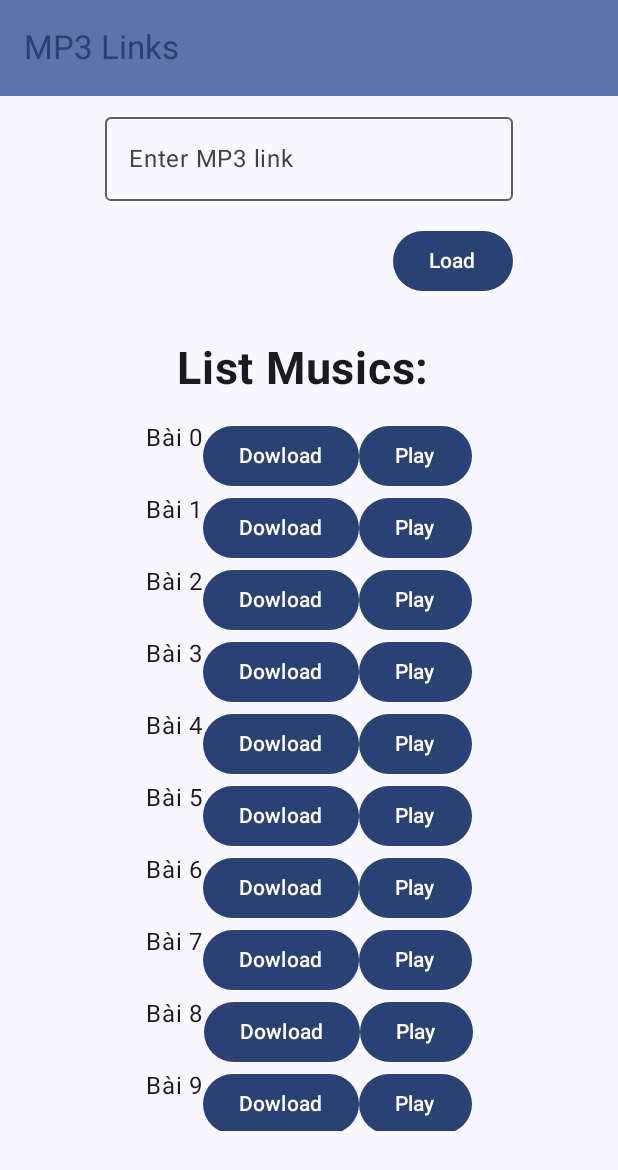
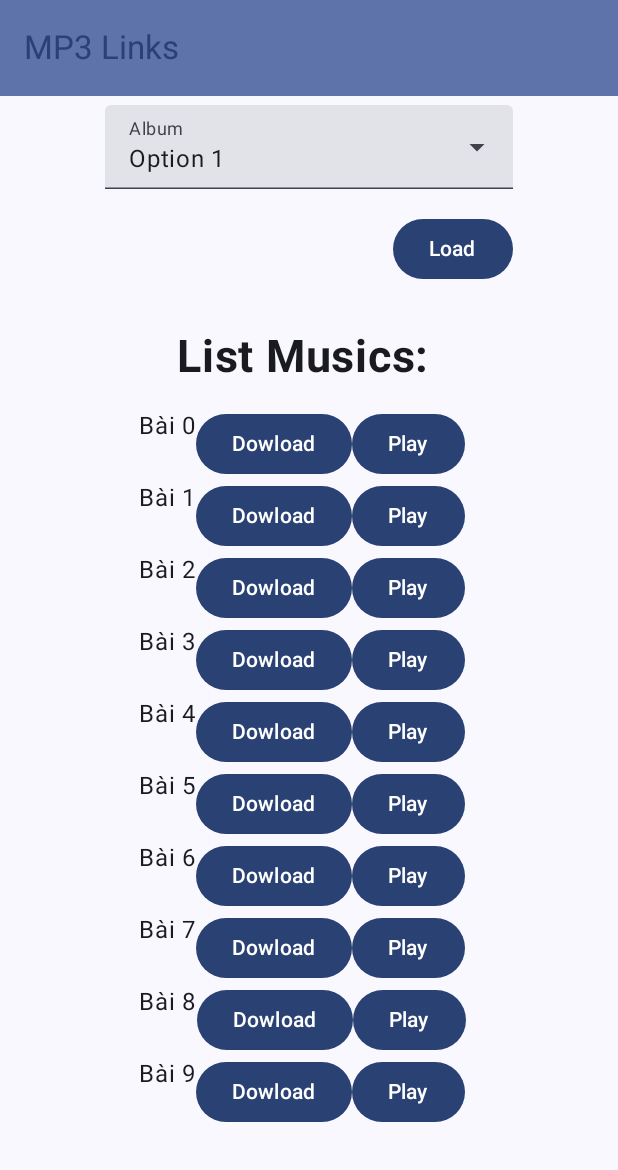
Before and after one commit to nguyenthanhhungdev/Mp3Link, an Android app built with Jetpack Compose: the @Preview function GreetingPreview, on a phone screen of 412 x 824 dp. Shown: the top 1170 px of the screen. Run offline under Robolectric (Android 15) with nearby library versions, the phone set to English and light mode, and no system bars.

Commit message:
Update Giao Diện

```diff
--- a/app/src/main/java/com/example/mp3links/MainActivity.kt
+++ b/app/src/main/java/com/example/mp3links/MainActivity.kt
@@ -1,33 +1,23 @@
 package com.example.mp3links
 
-import android.content.ClipData.Item
 import android.os.Bundle
 import androidx.activity.ComponentActivity
 import androidx.activity.compose.setContent
-import androidx.compose.foundation.layout.Arrangement
+import androidx.compose.foundation.layout.Box
 import androidx.compose.foundation.layout.Column
-import androidx.compose.foundation.layout.PaddingValues
 import androidx.compose.foundation.layout.Row
 import androidx.compose.foundation.layout.Spacer
-import androidx.compose.foundation.layout.fillMaxHeight
 import androidx.compose.foundation.layout.fillMaxSize
 import androidx.compose.foundation.layout.fillMaxWidth
 import androidx.compose.foundation.layout.height
 import androidx.compose.foundation.layout.padding
 import androidx.compose.foundation.lazy.LazyColumn
-import androidx.compose.foundation.lazy.items
-import androidx.compose.material.icons.Icons
-import androidx.compose.material.icons.filled.ArrowBack
-import androidx.compose.material.icons.filled.ArrowForward
-import androidx.compose.material.icons.filled.Favorite
 import androidx.compose.material3.Button
-import androidx.compose.material3.Divider
+import androidx.compose.material3.DropdownMenuItem
 import androidx.compose.material3.ExperimentalMaterial3Api
-import androidx.compose.material3.Icon
-import androidx.compose.material3.IconButton
-import androidx.compose.material3.ListItem
+import androidx.compose.material3.ExposedDropdownMenuBox
+import androidx.compose.material3.ExposedDropdownMenuDefaults
 import androidx.compose.material3.MaterialTheme
-import androidx.compose.material3.OutlinedTextField
 import androidx.compose.material3.Scaffold
 import androidx.compose.material3.Surface
 import androidx.compose.material3.Text
@@ -38,15 +28,11 @@ import androidx.compose.runtime.Composable
 import androidx.compose.runtime.getValue
 import androidx.compose.runtime.mutableStateOf
 import androidx.compose.runtime.remember
-import androidx.compose.runtime.saveable.rememberSaveable
 import androidx.compose.runtime.setValue
 import androidx.compose.ui.Alignment
 import androidx.compose.ui.Modifier
-import androidx.compose.ui.graphics.Color
 import androidx.compose.ui.text.font.FontWeight
-import androidx.compose.ui.text.input.TextFieldValue
 import androidx.compose.ui.tooling.preview.Preview
-import androidx.compose.ui.unit.TextUnit
 import androidx.compose.ui.unit.sp
 import androidx.compose.ui.unit.dp
 import com.example.mp3links.ui.theme.MP3LinksTheme
@@ -71,8 +57,6 @@ class MainActivity : ComponentActivity() {
 @OptIn(ExperimentalMaterial3Api::class)
 @Composable
 fun MP3LinksScreen() {
-    var link by remember { mutableStateOf(TextFieldValue()) }
-
     Scaffold(
         topBar = {
             TopAppBar(
@@ -92,12 +76,47 @@ fun MP3LinksScreen() {
                 horizontalAlignment = Alignment.CenterHorizontally,
 //                verticalArrangement = Arrangement.Center
             ) {
-                OutlinedTextField(
-                    value = link,
-                    onValueChange = { link = it },
-                    label = { Text("Enter MP3 link") },
-                    modifier = Modifier.fillMaxWidth()
-                )
+//                OutlinedTextField(
+//                    value = link,
+//                    onValueChange = { link = it },
+//                    label = { Text("Enter MP3 link") },
+//                    modifier = Modifier.fillMaxWidth()
+//                )
+                val options = listOf("Option 1", "Option 2", "Option 3", "Option 4", "Option 5")
+                var isExpanded by remember { mutableStateOf(false) }
+                var selectedOptionText by remember { mutableStateOf(options[0]) }
+
+                Box (
+
+                ){
+                    ExposedDropdownMenuBox(expanded = isExpanded, onExpandedChange = {
+                        newValue ->
+                            isExpanded = newValue
+                    }) {
+                        TextField(value = selectedOptionText,
+                            onValueChange = {},
+                            readOnly = true,
+                            label = { Text(text = "Album") },
+                            trailingIcon = {
+                                ExposedDropdownMenuDefaults.TrailingIcon(expanded = isExpanded)
+                            },
+                            colors = ExposedDropdownMenuDefaults.textFieldColors(),
+                            modifier = Modifier.menuAnchor()
+                        )
+                        ExposedDropdownMenu(expanded = isExpanded, onDismissRequest = { isExpanded = false }) {
+                            options.forEach() {
+                                    selectedOption ->
+                                DropdownMenuItem(onClick = {
+                                    selectedOptionText = selectedOption
+                                    isExpanded = false
+
+                                },
+                                    text = { Text(text = selectedOption) }
+                                )
+                            }
+                        }
+                    }
+                }
                 Spacer(modifier = Modifier.height(16.dp))
                 Button(
                     onClick = { /* Tải MP3 từ liên kết */ },
```
Also changed, not shown: app/src/main/AndroidManifest.xml (+5 -2 lines).
